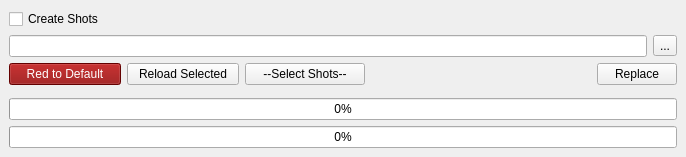
iceanimations/replaceReadPath, file ui/main.ui: the form before one commit.
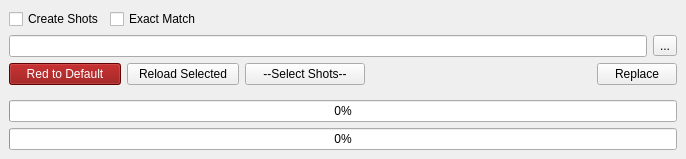
The form after the commit.

```diff
--- a/ui/main.ui
+++ b/ui/main.ui
@@ -7,7 +7,7 @@
     <x>0</x>
     <y>0</y>
     <width>686</width>
-    <height>157</height>
+    <height>159</height>
    </rect>
   </property>
   <property name="minimumSize">
@@ -22,6 +22,8 @@
   <widget class="QWidget" name="centralwidget">
    <layout class="QVBoxLayout" name="verticalLayout">
     <item>
+     <layout class="QHBoxLayout" name="horizontalLayout_3">
+      <item>
      <widget class="QCheckBox" name="createButton">
       <property name="toolTip">
        <string>Create backdrops for all shots in the specified sequence directory</string>
@@ -32,6 +34,31 @@
      </widget>
     </item>
     <item>
+       <widget class="QCheckBox" name="exactMatchButton">
+        <property name="toolTip">
+         <string>Find exact match for the folder names</string>
+        </property>
+        <property name="text">
+         <string>Exact Match</string>
+        </property>
+       </widget>
+      </item>
+      <item>
+       <spacer name="horizontalSpacer_2">
+        <property name="orientation">
+         <enum>Qt::Horizontal</enum>
+        </property>
+        <property name="sizeHint" stdset="0">
+         <size>
+          <width>40</width>
+          <height>20</height>
+         </size>
+        </property>
+       </spacer>
+      </item>
+     </layout>
+    </item>
+    <item>
      <layout class="QHBoxLayout" name="horizontalLayout">
       <item>
        <widget class="QLineEdit" name="pathBox"/>
```
Left out of the diff: 19 changed lines with no effect on the pictures. Lines whose indentation alone changed are shown as unchanged.
